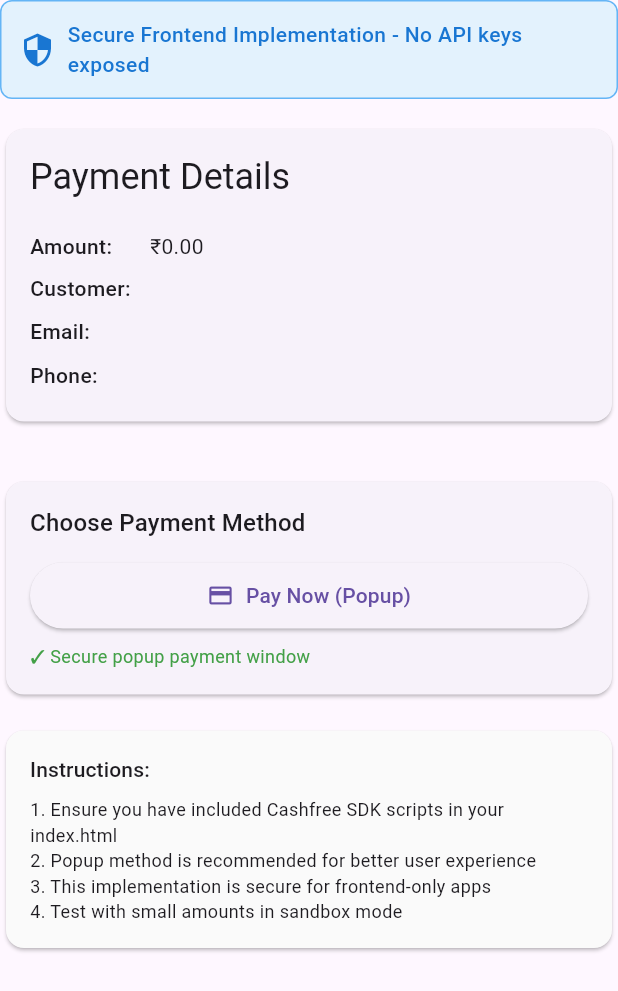
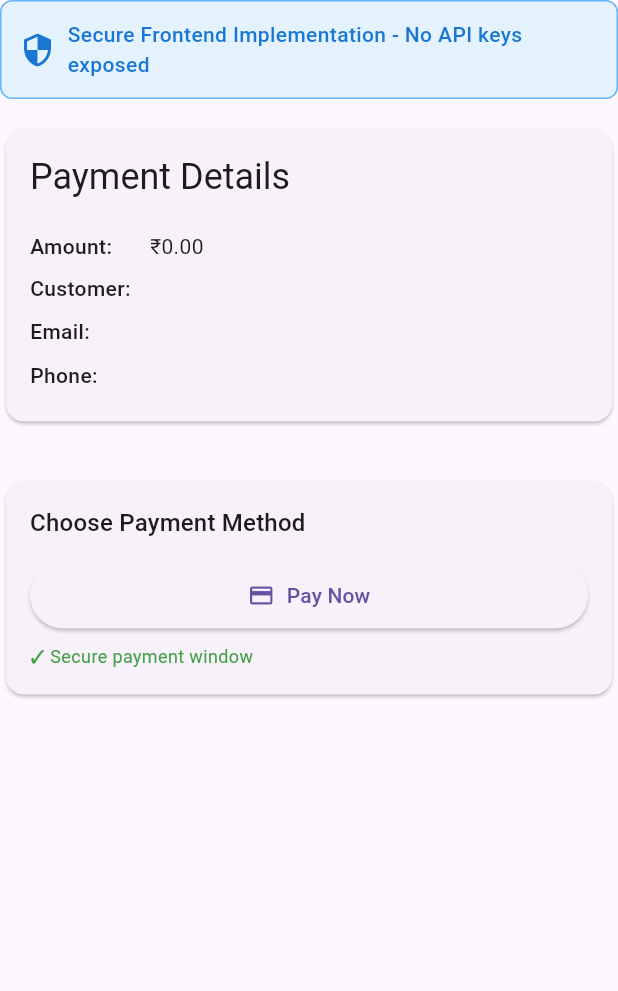
Before and after one commit to santosh81066/vetassess, a Flutter app: the SecurePaymentWidget widget shown alone on an empty page, opened directly with empty values, on a phone screen of 412 x 824 dp. Shown: the top 991 px of the screen. Run offline on Flutter 3.47's test engine with Material 3 defaults, Android fonts, the phone set to English and light mode, and no system bars; our stand-ins replace carousel_slider, dio, file_picker, flutter_html, flutter_riverpod, flutter_svg and 4 more; missing offline and left inert: dart:html, dart:js, dart:js_util; accounts and stored records are empty; statements that could not run were skipped.

Commit message:
payment.update

```diff
--- a/lib/services/cashfree_service.dart
+++ b/lib/services/cashfree_service.dart
@@ -3,11 +3,13 @@ import 'dart:html' as html;
 import 'dart:js' as js;
 import 'dart:js_util' as js_util;
 import 'dart:async';
+import 'dart:convert';
 
 class CashfreeService {
   // Use only public/client-side credentials
   static const String _appId = '992060107cd5c2bce28587a7e7060299';
-  static const String _environment = 'sandbox';
+  static const String _environment =
+      'sandbox'; // Change to 'production' for live
 
   // Simple flag to track payment state
   static bool _isPaymentActive = false;
@@ -38,7 +40,7 @@ class CashfreeService {
 
       // Set up one-time callback
       js.context[callbackName] = js.allowInterop((dynamic result) {
-        print('Payment callback executed once');
+        print('Payment callback executed: $result');
 
         // Immediately remove the callback to prevent loops
         js.context[callbackName] = null;
@@ -66,11 +68,12 @@ class CashfreeService {
           }
         } catch (e) {
           print('Callback error: $e');
-          onFailure('Payment processing error');
+          onFailure('Payment processing error: $e');
         }
       });
 
-      // Simple payment initiation
+      // For production, you should create order on your backend
+      // and get paymentSessionId. For now, we'll use order details directly
       _startPayment(
         orderIdFinal,
         amount,
@@ -82,11 +85,14 @@ class CashfreeService {
       );
 
       // Safety timeout
-      Timer(Duration(minutes: 5), () {
+      Timer(Duration(minutes: 10), () {
         if (_isPaymentActive) {
           print('Payment timeout - cleaning up');
-          js.context[callbackName] = null;
+          if (js.context[callbackName] != null) {
+            js.context[callbackName] = null;
+          }
           _isPaymentActive = false;
+          onFailure('Payment timeout');
         }
       });
     } catch (e) {
@@ -104,7 +110,12 @@ class CashfreeService {
     String callbackName,
     Function(String) onFailure,
   ) {
-    // Simple direct call without complex JavaScript
+    // In a real app, you should:
+    // 1. Call your backend to create an order
+    // 2. Get paymentSessionId from the response
+    // 3. Pass paymentSessionId to the frontend
+
+    // For demo purposes, we're passing order details directly
     html.window.postMessage({
       'type': 'start_cashfree_payment',
       'data': {
@@ -116,8 +127,34 @@ class CashfreeService {
         'customerPhone': customerPhone,
         'environment': _environment,
         'callbackName': callbackName,
+        // Note: In production, you should get this from your backend
+        // 'paymentSessionId': 'session_id_from_backend',
       },
     }, '*');
+  }
+
+  // Create order (this should be done on your backend in production)
+  static Future<Map<String, dynamic>?> createOrder({
+    required String orderId,
+    required double amount,
+    required String customerName,
+    required String customerEmail,
+    required String customerPhone,
+  }) async {
+    // WARNING: This is for demo only - never put secret keys in frontend!
+    // In production, this should be done on your backend server
+
+    try {
+      // This is just a placeholder - you need to implement backend order creation
+      return {
+        'orderId': orderId,
+        'paymentSessionId': 'demo_session_id', // This should come from backend
+        'status': 'OK',
+      };
+    } catch (e) {
+      print('Error creating order: $e');
+      return null;
+    }
   }
 
   // Simple property extraction
@@ -141,17 +178,23 @@ class CashfreeService {
 
   static void ensureCashfreeSDKLoaded() {
     print('Checking Cashfree SDK...');
+
+    // Check if Cashfree is available
+    Timer.periodic(Duration(seconds: 1), (timer) {
+      try {
+        var cashfree = js.context['Cashfree'];
+        if (cashfree != null) {
+          print('Cashfree SDK loaded successfully');
+          timer.cancel();
+        }
+      } catch (e) {
+        // Still loading
+      }
+    });
   }
 }
 
-// Simplified extensions and models
-extension CashfreeUrlHandler on String {
-  Map<String, String> get urlParameters {
-    final uri = Uri.parse(this);
-    return uri.queryParameters;
-  }
-}
-
+// Payment result model
 class PaymentResult {
   final String status;
   final String? orderId;
@@ -168,4 +211,22 @@ class PaymentResult {
   });
 
   bool get isSuccess => status.toLowerCase() == 'success';
+
+  factory PaymentResult.fromMap(Map<String, dynamic> map) {
+    return PaymentResult(
+      status: map['status'] ?? 'FAILED',
+      orderId: map['orderId'],
+      paymentId: map['paymentId'],
+      signature: map['signature'],
+      message: map['message'],
+    );
+  }
 }
+
+// Extension for URL parameters (keeping for compatibility)
+extension CashfreeUrlHandler on String {
+  Map<String, String> get urlParameters {
+    final uri = Uri.parse(this);
+    return uri.queryParameters;
+  }
+}
--- a/lib/widgets/payment_widget.dart
+++ b/lib/widgets/payment_widget.dart
@@ -227,7 +227,7 @@ class _SecurePaymentWidgetState extends State<SecurePaymentWidget> {
                               child: CircularProgressIndicator(strokeWidth: 2),
                             )
                             : const Icon(Icons.payment),
-                    label: const Text('Pay Now (Popup)'),
+                    label: const Text('Pay Now'),
                     style: ElevatedButton.styleFrom(
                       padding: const EdgeInsets.symmetric(vertical: 12),
                     ),
@@ -235,7 +235,7 @@ class _SecurePaymentWidgetState extends State<SecurePaymentWidget> {
                 ),
                 const SizedBox(height: 8),
                 Text(
-                  '✓ Secure popup payment window',
+                  '✓ Secure payment window',
                   style: TextStyle(fontSize: 12, color: Colors.green.shade600),
                 ),
               ],
@@ -244,31 +244,6 @@ class _SecurePaymentWidgetState extends State<SecurePaymentWidget> {
         ),
 
         const SizedBox(height: 16),
-
-        // Instructions
-        Card(
-          color: Colors.grey.shade50,
-          child: Padding(
-            padding: const EdgeInsets.all(16.0),
-            child: Column(
-              crossAxisAlignment: CrossAxisAlignment.start,
-              children: [
-                Text(
-                  'Instructions:',
-                  style: Theme.of(context).textTheme.titleSmall,
-                ),
-                const SizedBox(height: 8),
-                const Text(
-                  '1. Ensure you have included Cashfree SDK scripts in your index.html\n'
-                  '2. Popup method is recommended for better user experience\n'
-                  '3. This implementation is secure for frontend-only apps\n'
-                  '4. Test with small amounts in sandbox mode',
-                  style: TextStyle(fontSize: 12),
-                ),
-              ],
-            ),
-          ),
-        ),
       ],
     );
   }
--- a/pubspec.yaml
+++ b/pubspec.yaml
@@ -48,6 +48,7 @@ dependencies:
   file_picker: ^10.1.9
   crypto: ^3.0.6
   js: ^0.7.2
+  url_launcher: ^6.3.1
 
 dev_dependencies:
   flutter_test:
```
Also changed, not shown: 1 other file.
